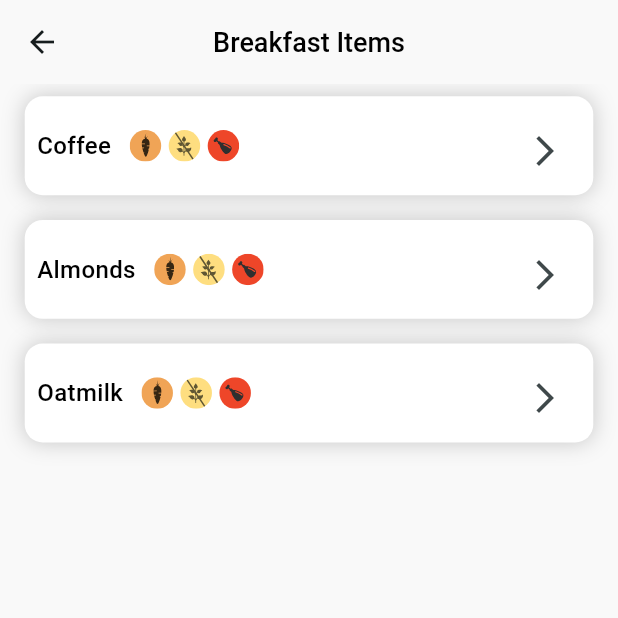
After one commit to Abdulla-Khan/FlourishU, a Flutter app: the MealtypeDetailsView screen opened directly, on a phone screen of 412 x 824 dp, the top half of it. The commit adds this screen. Run offline on Flutter 3.47's test engine with Material 3 defaults, Android fonts, the phone set to English and light mode, and no system bars; our stand-ins replace flutter_svg, fluttertoast, get, get_storage, google_fonts, jwt_decoder and 1 more; missing offline and left inert: flutter_floating_bottom_bar, wheel_slider; accounts and stored records are empty.

Commit message:
Added MealType Details View

```diff
--- a/lib/main.dart
+++ b/lib/main.dart
@@ -1,5 +1,7 @@
 import 'package:flourish/utils/bindings/bindings.dart';
 import 'package:flourish/utils/constants/colors.dart';
+import 'package:flourish/views/diet_details/item_details_view.dart';
+import 'package:flourish/views/diet_details/mealtype_details_view.dart';
 import 'package:flourish/views/navigation_view.dart';
 import 'package:flutter/material.dart';
 import 'package:get/route_manager.dart';
@@ -22,7 +24,7 @@ class FlourishApp extends StatelessWidget {
       onTap: () => FocusScope.of(context).requestFocus(FocusNode()),
       child: GetMaterialApp(
         // getPages: routes,
-        home: const DietDetailsView(),
+        home: const ItemDetailsView(),
         initialBinding: ControllerBinding(),
         title: 'Flourish',
         debugShowCheckedModeBanner: false,
--- /dev/null
+++ b/lib/views/diet_details/item_details_view.dart
@@ -0,0 +1,29 @@
+import 'package:flourish/utils/constants/colors.dart';
+import 'package:flutter/material.dart';
+import 'package:get/get.dart';
+
+import '../components/customize_diet_plan/appbar.dart';
+
+class ItemDetailsView extends GetView {
+  const ItemDetailsView({super.key});
+
+  @override
+  Widget build(BuildContext context) {
+    return Scaffold(
+      backgroundColor: bgColor,
+      appBar: const CustomizeDietAppbar(
+        title: "Breakfast",
+      ),
+      body: SafeArea(
+        child: Padding(
+          padding: EdgeInsets.symmetric(
+            horizontal: context.width * 0.04,
+          ),
+          child: Column(
+            children: [],
+          ),
+        ),
+      ),
+    );
+  }
+}
--- /dev/null
+++ b/lib/views/diet_details/mealtype_details_view.dart
@@ -0,0 +1,75 @@
+import 'package:flutter/material.dart';
+import 'package:flutter_svg/svg.dart';
+import 'package:get/get.dart';
+import '../../utils/constants/colors.dart';
+import '../components/customize_diet_plan/appbar.dart';
+
+class MealtypeDetailsView extends GetView {
+  const MealtypeDetailsView({super.key});
+
+  @override
+  Widget build(BuildContext context) {
+    return Scaffold(
+      backgroundColor: bgColor,
+      appBar: const CustomizeDietAppbar(
+        title: "Breakfast Items",
+      ),
+      body: SafeArea(
+        child: Padding(
+          padding: EdgeInsets.symmetric(
+            horizontal: context.width * 0.04,
+          ),
+          child: ListView.builder(
+            itemCount: itemsList.length,
+            itemBuilder: (ctx, index) => Container(
+              alignment: Alignment.center,
+              height: context.height * 0.08,
+              margin: EdgeInsets.symmetric(
+                vertical: context.height * 0.01,
+              ),
+              padding: EdgeInsets.symmetric(
+                horizontal: context.width * 0.02,
+                vertical: context.height * 0.02,
+              ),
+              decoration: BoxDecoration(
+                borderRadius: BorderRadius.circular(12),
+                color: Colors.white,
+                boxShadow: [
+                  BoxShadow(
+                    color: Colors.black.withOpacity(0.2),
+                    blurRadius: 12,
+                  )
+                ],
+              ),
+              child: Row(
+                mainAxisAlignment: MainAxisAlignment.spaceBetween,
+                children: [
+                  Row(
+                    children: [
+                      Text(
+                        itemsList[index],
+                        style: const TextStyle(
+                          color: Colors.black,
+                          fontSize: 16,
+                          fontFamily: 'Roboto',
+                          fontWeight: FontWeight.w500,
+                        ),
+                      ),
+                      SizedBox(width: context.width * 0.03),
+                      SvgPicture.asset('assets/svg.svg')
+                    ],
+                  ),
+                  IconButton(
+                      onPressed: () {},
+                      icon: const Icon(Icons.arrow_forward_ios))
+                ],
+              ),
+            ),
+          ),
+        ),
+      ),
+    );
+  }
+}
+
+List itemsList = ["Coffee", "Almonds", "Oatmilk"];
--- a/pubspec.yaml
+++ b/pubspec.yaml
@@ -70,6 +70,7 @@ flutter:
   # To add assets to your application, add an assets section, like this:
   assets:
     - assets/test.png
+    - assets/svg.svg
     - assets/healthy-diet.png
     - assets/snack.png
     - assets/dinner.png
```
Also changed, not shown: assets/svg.svg (added).
